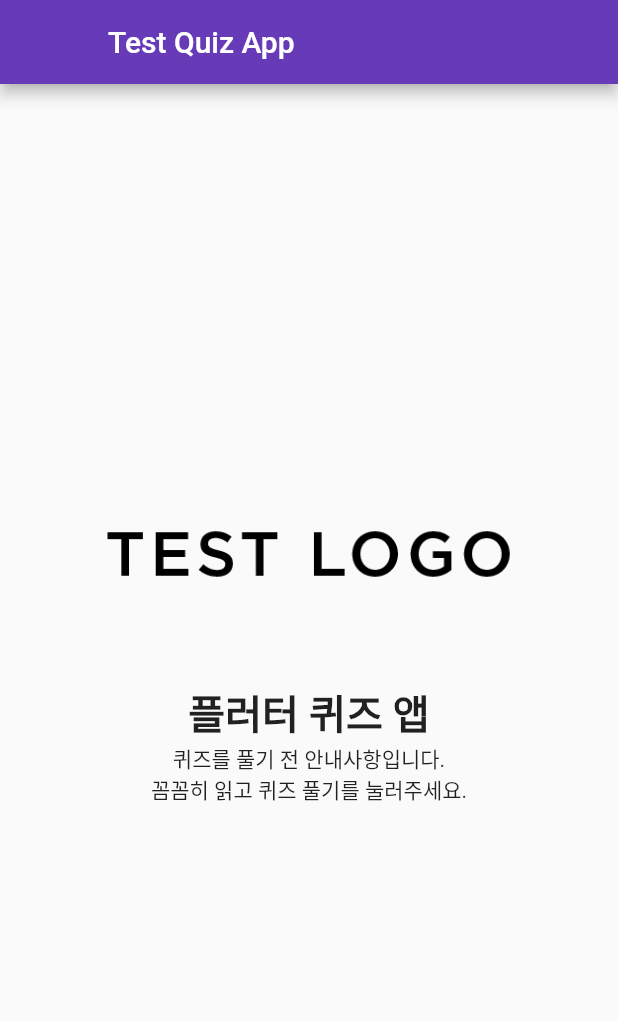
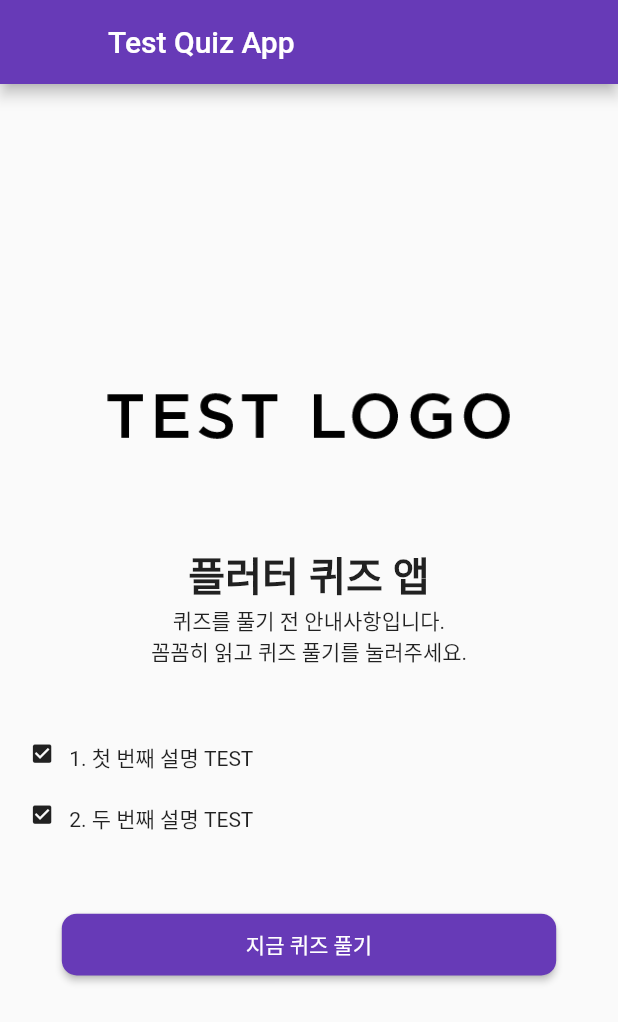
Before and after one commit to OpenBible3438/Toy_Flutter_Memo, a Flutter app: the screen it shows after launch, on a phone screen of 412 x 824 dp. Shown: the top 1022 px of the screen. Run offline on Flutter 3.47's test engine with Material 2 defaults, Android fonts, the phone set to English and light mode, and no system bars.

Commit message:
홈 화면

```diff
--- a/lib/screen/screen_home.dart
+++ b/lib/screen/screen_home.dart
@@ -47,6 +47,35 @@ class _HomeScreenState extends State<HomeScreen> {
               Padding(
                 padding: EdgeInsets.all(width * 0.048),
               ),
+
+              // _buildStep(설명문) 함수 추가
+              _buildStep(width, '1. 첫 번째 설명 TEST'),
+              _buildStep(width, '2. 두 번째 설명 TEST'),
+              Padding(
+                  padding: EdgeInsets.all(width * 0.048),
+              ),
+
+              // 퀴즈 풀기 버튼 추가
+              Container(
+                padding: EdgeInsets.only(bottom: width * 0.036),
+                child: Center(
+                  child: ButtonTheme(
+                    minWidth: width * 0.8,
+                    height: height * 0.05,
+                    shape: RoundedRectangleBorder(
+                      borderRadius: BorderRadius.circular(10),
+                    ),
+                    child: RaisedButton(
+                      child: Text(
+                        '지금 퀴즈 풀기',
+                        style: TextStyle(color: Colors.white),
+                      ),
+                      color: Colors.deepPurple,
+                      onPressed: (){},
+                    ),
+                  ),
+                ),
+              ),
             ],
           ),
         ),
@@ -57,7 +86,25 @@ class _HomeScreenState extends State<HomeScreen> {
   // 하단 안내 사항 출력 함수
   Widget _buildStep(double width, String title) {
     return Container(
-
+      padding: EdgeInsets.fromLTRB(
+          width * 0.048,
+          width * 0.024,
+          width * 0.048,
+          width * 0.024
+      ),
+      child: Row(
+        crossAxisAlignment: CrossAxisAlignment.start,
+        children: <Widget>[
+          Icon(
+            Icons.check_box,
+            size: width * 0.04,
+          ),
+          Padding(
+            padding: EdgeInsets.only(right: width * 0.024),
+          ),
+          Text(title),
+        ],
+      ),
     );
   }
 }
```
